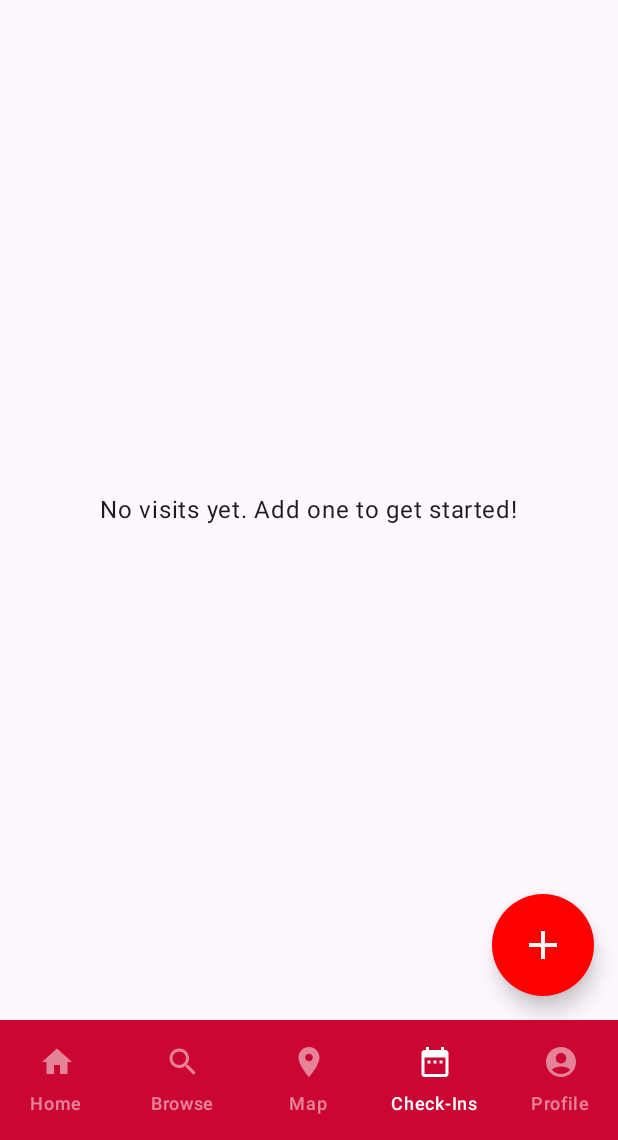
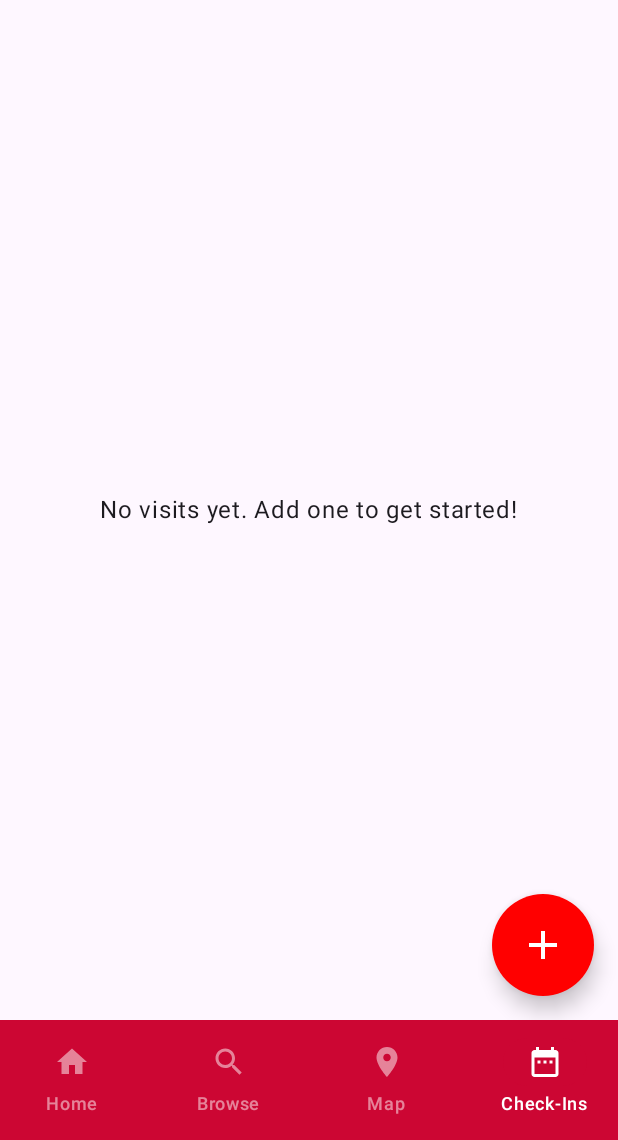
Before and after one commit to chl55/SFU-Dining, an Android app built with Jetpack Compose: the screen it shows after launch once a user with an empty profile is signed in (MainActivity), item 4 of the bottom bar chosen, on a phone screen of 412 x 824 dp, the part 96-1236 px from its top. Run offline under Robolectric (Android 15) with nearby library versions, the phone set to English and light mode, and no system bars; our stand-ins replace Firebase (no records; nobody signed in at launch, a user with empty details on screens opened directly); pictures from the network do not load; 1 statement that could not run was skipped.

Commit message:
Move profile tab to settings

```diff
--- a/app/src/main/java/cmpt362/group29/sfudining/MainActivity.kt
+++ b/app/src/main/java/cmpt362/group29/sfudining/MainActivity.kt
@@ -20,11 +20,9 @@ import androidx.navigation.compose.*
 import androidx.navigation.navArgument
 import cmpt362.group29.sfudining.auth.AuthActivity
 import cmpt362.group29.sfudining.auth.AuthViewModel
-import cmpt362.group29.sfudining.browse.BrowsePage
 import cmpt362.group29.sfudining.profile.Profile
 import cmpt362.group29.sfudining.restaurants.RestaurantNavHost
 import cmpt362.group29.sfudining.ui.theme.SFUDiningTheme
-import cmpt362.group29.sfudining.ui.components.HomePage
 import cmpt362.group29.sfudining.visits.*
 import com.google.firebase.firestore.FirebaseFirestore
 
@@ -49,7 +47,7 @@ fun MainPage() {
 
     Scaffold(
         modifier = Modifier.nestedScroll(scrollBehavior.nestedScrollConnection),
-        topBar = { SFUTopAppBar(scrollBehavior) },
+        topBar = { SFUTopAppBar(scrollBehavior, navController) },
         bottomBar = { SFUNavigationBar(navController) }
     ) { contentPadding ->
         AppNavHost(navController, startDestination, Modifier.padding(contentPadding))
@@ -71,12 +69,14 @@ private fun SFUNavigationBar(navController: NavHostController) {
         val itemColors = NavigationBarItemDefaults.colors(
             selectedIconColor = selectedIconColor,
             unselectedIconColor = unselectedIconColor,
-            selectedTextColor = selectedIconColor,
-            unselectedTextColor = unselectedIconColor,
+            selectedTextColor = selectedTextColor,
+            unselectedTextColor = unselectedTextColor,
             indicatorColor = indicatorColor
         )
 
-        Destination.entries.forEach { destination ->
+        Destination.entries
+            .filter { it != Destination.PROFILE }
+            .forEach { destination ->
                 NavigationBarItem(
                     selected = selectedDestination == destination.route,
                     onClick = {
@@ -134,7 +134,7 @@ fun AppNavHost(
                     Destination.PROFILE -> {
                         val userEmail = remember { authViewModel.getUserEmail() }
                         Profile(
-                            email = userEmail ?: "Not logged in", // Pass the email
+                            email = userEmail ?: "Not logged in",
                             onSignOutClick = {
                                 val context = LocalContext.current
                                 authViewModel.signOut()
@@ -194,7 +194,7 @@ fun AppNavHost(
 
 @OptIn(ExperimentalMaterial3Api::class)
 @Composable
-fun SFUTopAppBar(scrollBehavior: TopAppBarScrollBehavior = TopAppBarDefaults.enterAlwaysScrollBehavior()) {
+fun SFUTopAppBar(scrollBehavior: TopAppBarScrollBehavior = TopAppBarDefaults.enterAlwaysScrollBehavior(), navController: NavHostController) {
     CenterAlignedTopAppBar(
         colors = TopAppBarDefaults.topAppBarColors(
             containerColor = MaterialTheme.colorScheme.primaryContainer,
@@ -205,7 +205,9 @@ fun SFUTopAppBar(scrollBehavior: TopAppBarScrollBehavior = TopAppBarDefaults.ent
             Text("SFU Dining")
         },
         actions = {
-            IconButton(onClick = { /* settings */ }) {
+            IconButton(onClick = {
+                navController.navigate(Destination.PROFILE.route)
+            }) {
                 Icon(
                     imageVector = Icons.Filled.Settings,
                     contentDescription = "Settings",
```
Lines whose indentation alone changed are shown as unchanged.
